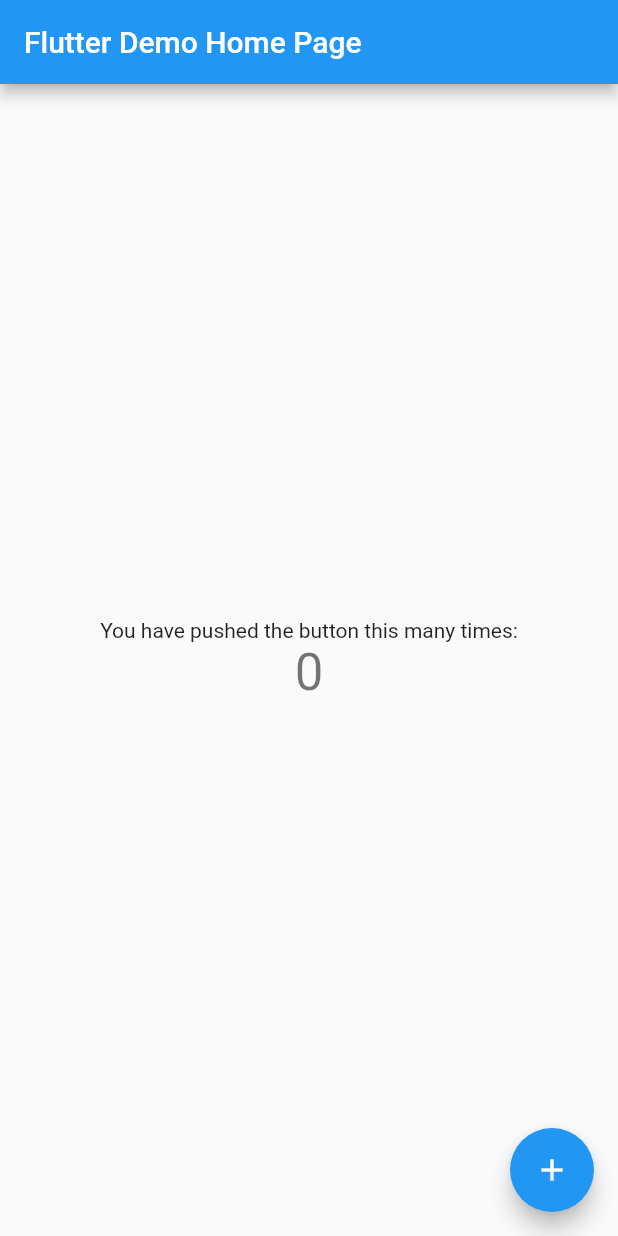
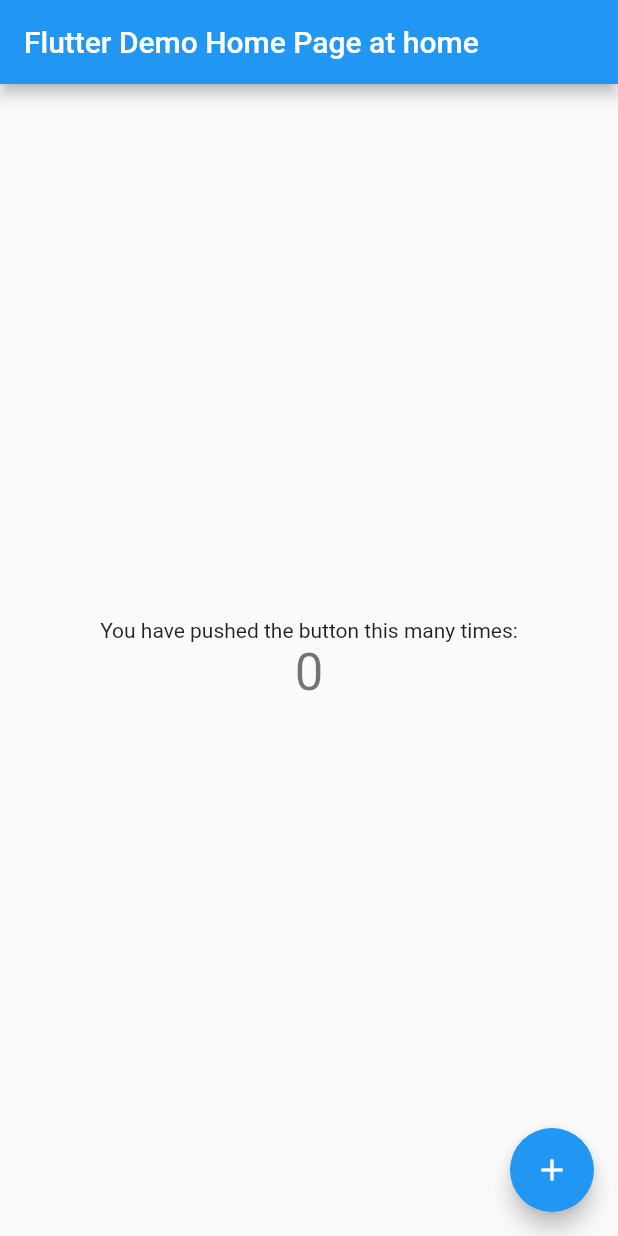
Before and after one commit to rdn224/handic, a Flutter app: the screen it shows after launch, on a phone screen of 412 x 824 dp. Run offline on Flutter 3.47's test engine with Material 2 defaults, Android fonts, the phone set to English and light mode, and no system bars.

Commit message:
Update main.dart
from home commit

```diff
--- a/lib/main.dart
+++ b/lib/main.dart
@@ -24,7 +24,7 @@ class MyApp extends StatelessWidget {
         // is not restarted.
         primarySwatch: Colors.blue,
       ),
-      home: const MyHomePage(title: 'Flutter Demo Home Page'),
+      home: const MyHomePage(title: 'Flutter Demo Home Page at home'),
     );
   }
 }
```
